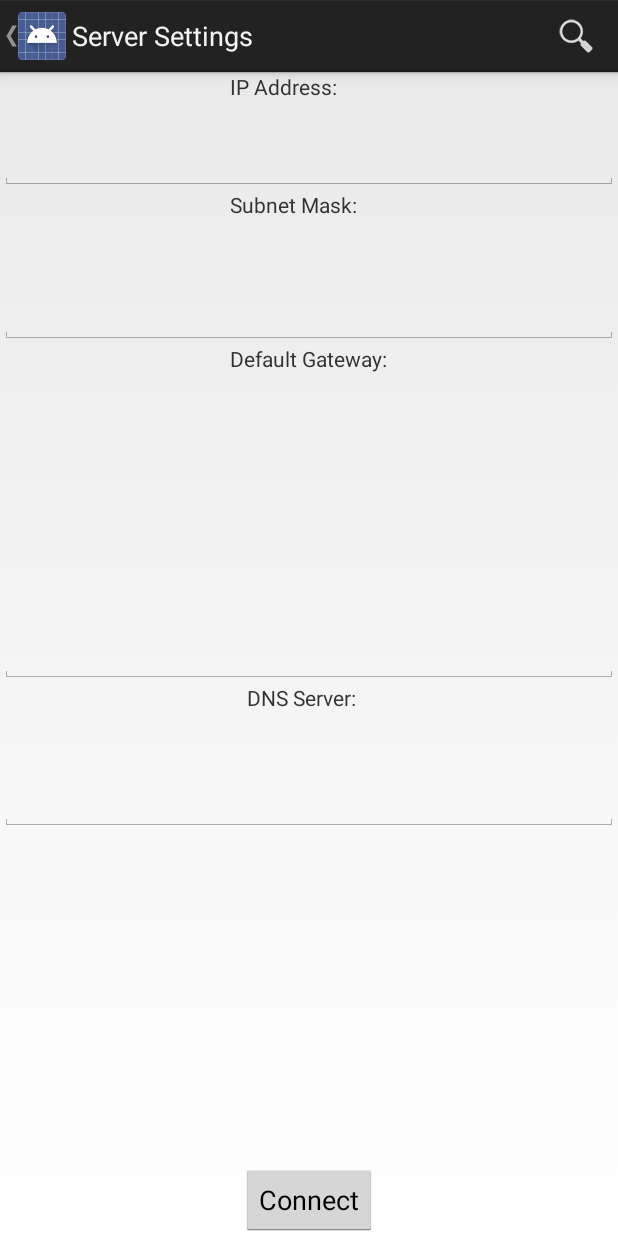
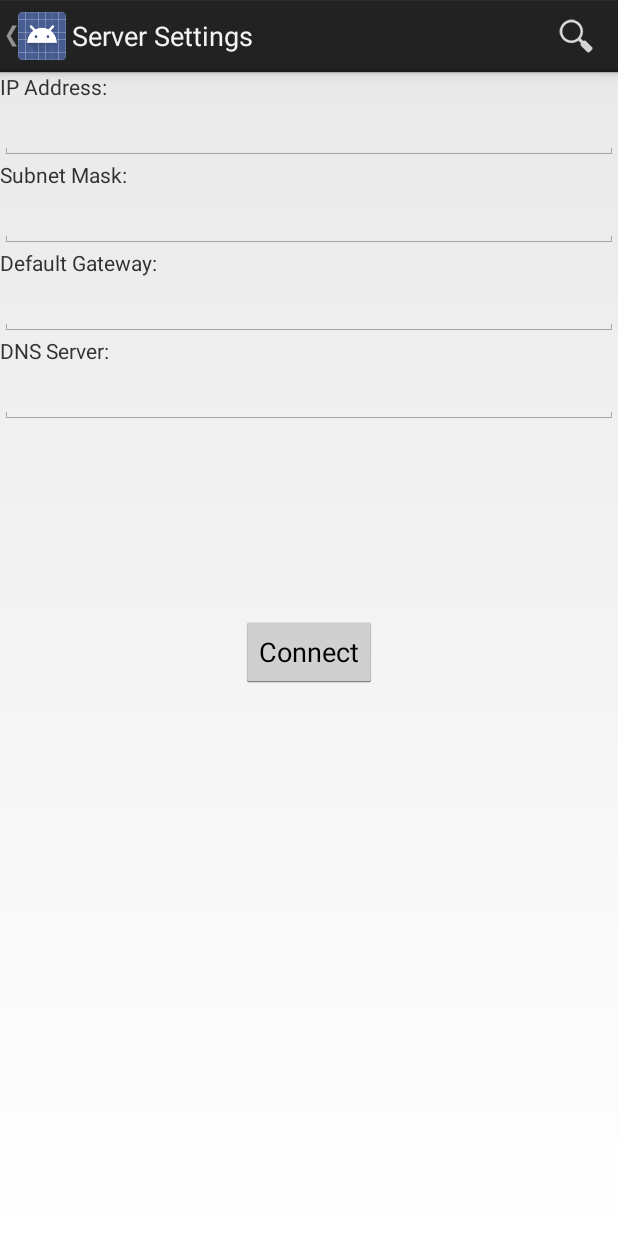
Before and after one commit to l50/ViewComponent, an Android app: the screen it shows after launch (MainActivity), on a phone screen of 412 x 824 dp. Run offline under Robolectric (Android 15) with nearby library versions, the phone set to English and light mode, and no system bars; 2 statements that could not run were skipped.

Commit message:
Updated both layouts for asthetics

```diff
--- a/app/src/main/res/layout/server_settings_layout.xml
+++ b/app/src/main/res/layout/server_settings_layout.xml
@@ -8,17 +8,16 @@
         android:layout_height="wrap_content"
         android:text="@string/ip_addr"
         android:layout_alignParentTop="true"
-        android:layout_alignLeft="@+id/gw"
-        android:layout_alignStart="@+id/gw"/>
+        android:layout_alignParentLeft="true"
+        android:layout_alignParentStart="true"/>
 
     <EditText
         android:id="@+id/edittextip"
         android:layout_width="fill_parent"
         android:layout_height="wrap_content"
-        android:layout_marginTop="39dp"
         android:ems="10"
         android:inputType="phone"
-        android:layout_alignParentTop="true"
+        android:layout_below="@+id/ip"
         android:layout_alignParentLeft="true"
         android:layout_alignParentStart="true"/>
 
@@ -28,14 +27,13 @@
         android:layout_height="wrap_content"
         android:text="@string/subnet_mask"
         android:layout_below="@+id/edittextip"
-        android:layout_alignLeft="@+id/ip"
-        android:layout_alignStart="@+id/ip"/>
+        android:layout_alignParentLeft="true"
+        android:layout_alignParentStart="true"/>
 
     <EditText
         android:id="@+id/edittextsm"
         android:layout_width="fill_parent"
         android:layout_height="wrap_content"
-        android:layout_marginTop="44dp"
         android:ems="10"
         android:inputType="phone"
         android:layout_below="@+id/sm"
@@ -47,9 +45,10 @@
         android:layout_width="wrap_content"
         android:layout_height="wrap_content"
         android:text="@string/gw"
+        android:singleLine="true"
         android:layout_below="@+id/edittextsm"
-        android:layout_centerHorizontal="true"
-        android:singleLine="true"/>
+        android:layout_alignParentLeft="true"
+        android:layout_alignParentStart="true"/>
 
     <TextView
         android:id="@+id/dns"
@@ -57,8 +56,8 @@
         android:layout_height="wrap_content"
         android:text="@string/dns"
         android:layout_below="@+id/edittextgw"
-        android:layout_alignRight="@+id/sm"
-        android:layout_alignEnd="@+id/sm"/>
+        android:layout_alignParentLeft="true"
+        android:layout_alignParentStart="true"/>
 
 
     <EditText
@@ -67,7 +66,7 @@
         android:layout_height="wrap_content"
         android:ems="10"
         android:inputType="phone"
-        android:layout_centerVertical="true"
+        android:layout_below="@+id/gw"
         android:layout_alignParentLeft="true"
         android:layout_alignParentStart="true"/>
 
@@ -79,15 +78,15 @@
         android:inputType="phone"
         android:layout_below="@+id/dns"
         android:layout_alignParentLeft="true"
-        android:layout_alignParentStart="true"
-        android:layout_marginTop="40dp"/>
+        android:layout_alignParentStart="true"/>
 
     <Button
         android:layout_width="wrap_content"
         android:layout_height="wrap_content"
         android:text="Connect"
         android:id="@+id/serverConnectButton"
-        android:layout_alignParentBottom="true"
+        android:layout_marginTop="128dp"
+        android:layout_below="@+id/edittextdns"
         android:layout_centerHorizontal="true"/>
 
 
```
Also changed, not shown: app/src/main/res/layout/client_settings_layout.xml (+11 -12 lines).
